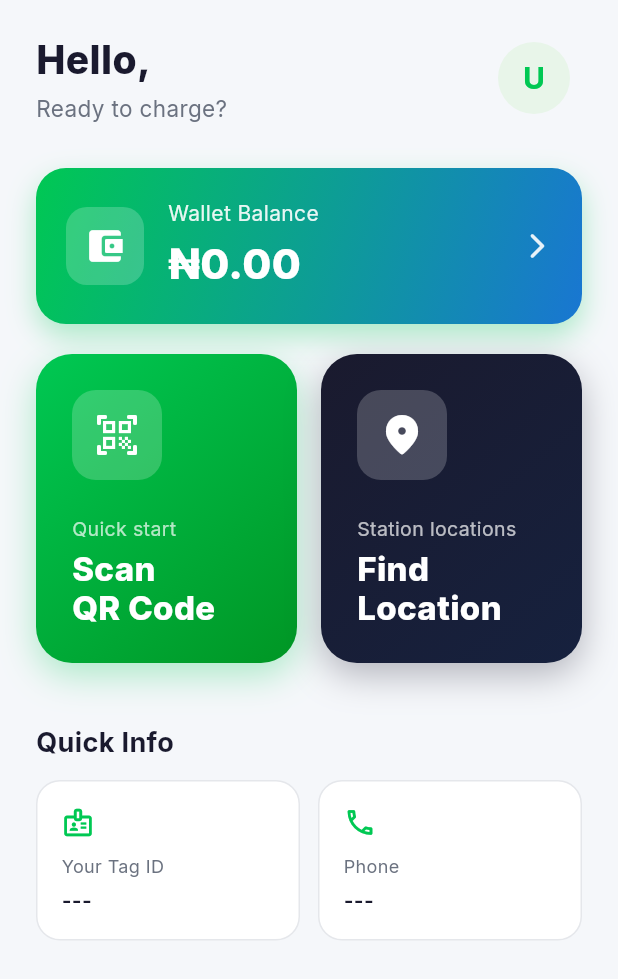
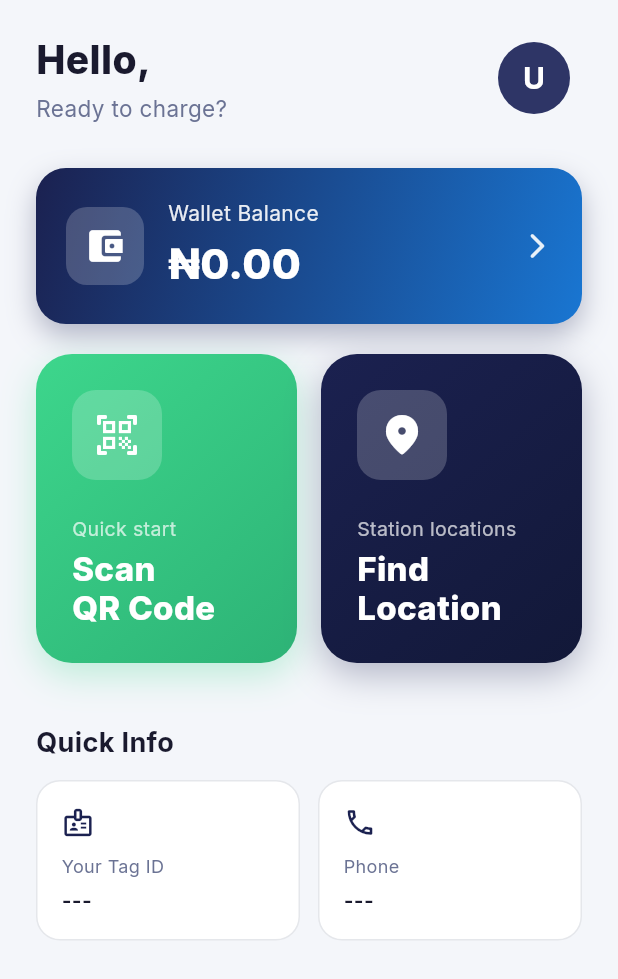
Before and after one commit to Assalafi/ev-charge, a Flutter app: the HomeScreen widget shown alone on an empty page, opened directly, on a phone screen of 412 x 824 dp. Shown: the top 979 px of the screen. Run offline on Flutter 3.47's test engine with Material 3 defaults, Android fonts, the phone set to English and light mode, and no system bars; our stand-ins replace google_fonts, local_auth, percent_indicator, shared_preferences; missing offline and left inert: flutter_paystack, mobile_scanner; accounts and stored records are empty; network calls fail.

Commit message:
Coloring based on brand color

```diff
--- a/lib/config/theme.dart
+++ b/lib/config/theme.dart
@@ -2,31 +2,31 @@
 import 'package:google_fonts/google_fonts.dart';
 
 class AppColors {
-  static const Color primary = Color(0xFF00C853);
-  static const Color primaryDark = Color(0xFF009624);
-  static const Color primaryLight = Color(0xFFE8F5E9);
-  static const Color accent = Color(0xFF00E676);
-  static const Color error = Color(0xFFEF4444);
-  static const Color success = Color(0xFF10B981);
-  static const Color warning = Color(0xFFF59E0B);
-  static const Color charging = Color(0xFF00C853);
-  static const Color available = Color(0xFF10B981);
+  static const Color primary = Color(0xFF1B2150);
+  static const Color primaryDark = Color(0xFF121838);
+  static const Color primaryLight = Color(0xFF2E3566);
+  static const Color accent = Color(0xFF3DD68C);
+  static const Color error = Color(0xFFE5534B);
+  static const Color success = Color(0xFF3DD68C);
+  static const Color warning = Color(0xFFF5A623);
+  static const Color charging = Color(0xFF3DD68C);
+  static const Color available = Color(0xFF3DD68C);
   static const Color offline = Color(0xFF9CA3AF);
-  static const Color faulted = Color(0xFFEF4444);
+  static const Color faulted = Color(0xFFE5534B);
 
   // Light theme colors
-  static const Color background = Color(0xFFF5F7FA);
+  static const Color background = Color(0xFFF4F6FA);
   static const Color surface = Colors.white;
   static const Color text = Color(0xFF1A1A2E);
-  static const Color textSecondary = Color(0xFF6B7280);
+  static const Color textSecondary = Color(0xFF6B7394);
   static const Color border = Color(0xFFE5E7EB);
 
   // Dark theme colors
-  static const Color backgroundDark = Color(0xFF121212);
-  static const Color surfaceDark = Color(0xFF1E1E1E);
-  static const Color cardDark = Color(0xFF2A2A2A);
-  static const Color textDark = Color(0xFFE0E0E0);
-  static const Color textSecondaryDark = Color(0xFF9CA3AF);
+  static const Color backgroundDark = Color(0xFF121838);
+  static const Color surfaceDark = Color(0xFF1B2150);
+  static const Color cardDark = Color(0xFF2E3566);
+  static const Color textDark = Color(0xFFFFFFFF);
+  static const Color textSecondaryDark = Color(0xFFB8B8C0);
   static const Color borderDark = Color(0xFF3A3A3A);
 }
 
--- a/lib/screens/auth/login_screen.dart
+++ b/lib/screens/auth/login_screen.dart
@@ -331,7 +331,7 @@
                             child: Icon(
                               Icons.fingerprint_rounded,
                               size: 36,
-                              color: AppColors.primary,
+                              color: Colors.white,
                             ),
                           ),
                         ),
--- a/lib/screens/home/home_screen.dart
+++ b/lib/screens/home/home_screen.dart
@@ -173,7 +173,7 @@
                             style: GoogleFonts.inter(
                               fontSize: 20,
                               fontWeight: FontWeight.w700,
-                              color: AppColors.primary,
+                              color: Colors.white,
                             ),
                           ),
                         ),
@@ -386,8 +386,8 @@
                             title: 'Scan\nQR Code',
                             subtitle: 'Quick start',
                             gradient: const [
-                              Color(0xFF00C853),
-                              Color(0xFF009624)
+                              Color(0xFF3DD68C),
+                              Color(0xFF2DB376)
                             ],
                             onTap: () {
                               Navigator.push(
@@ -406,8 +406,8 @@
                             title: 'Find\nLocation',
                             subtitle: 'Station locations',
                             gradient: const [
-                              Color(0xFF1A1A2E),
-                              Color(0xFF16213E)
+                              Color(0xFF1B2150),
+                              Color(0xFF121838)
                             ],
                             onTap: () {
                               Navigator.push(
--- a/lib/screens/splash_screen.dart
+++ b/lib/screens/splash_screen.dart
@@ -78,7 +78,7 @@
           gradient: LinearGradient(
             begin: Alignment.topLeft,
             end: Alignment.bottomRight,
-            colors: [Color(0xFF00C853), Color(0xFF009624)],
+            colors: [Color(0xFF3DD68C), Color(0xFF2DB376)],
           ),
         ),
         child: Center(
--- a/lib/screens/station/charging_session_screen.dart
+++ b/lib/screens/station/charging_session_screen.dart
@@ -268,11 +268,11 @@
               ),
               child: Column(
                 children: [
-                  Text('Amount Charged', style: GoogleFonts.inter(fontSize: 13, color: AppColors.textSecondary)),
+                  Text('Amount Charged', style: GoogleFonts.inter(fontSize: 13, color: Colors.white70)),
                   const SizedBox(height: 4),
                   Text(
                     CurrencyFormatter.format(amount),
-                    style: GoogleFonts.inter(fontSize: 28, fontWeight: FontWeight.w800, color: AppColors.primary),
+                    style: GoogleFonts.inter(fontSize: 28, fontWeight: FontWeight.w800, color: Colors.white),
                   ),
                 ],
               ),
--- a/lib/screens/station/search_station_screen.dart
+++ b/lib/screens/station/search_station_screen.dart
@@ -186,7 +186,7 @@
             ),
             child: Icon(
               Icons.location_on_rounded,
-              color: hasReady ? AppColors.primary : AppColors.offline,
+              color: hasReady ? AppColors.accent : AppColors.offline,
               size: 26,
             ),
           ),
--- a/lib/screens/wallet/wallet_screen.dart
+++ b/lib/screens/wallet/wallet_screen.dart
@@ -304,6 +304,7 @@
                       controller.text = amount.toString();
                     },
                     backgroundColor: AppColors.primaryLight,
+                    labelStyle: GoogleFonts.inter(color: Colors.white),
                   );
                 }).toList(),
               ),
```
